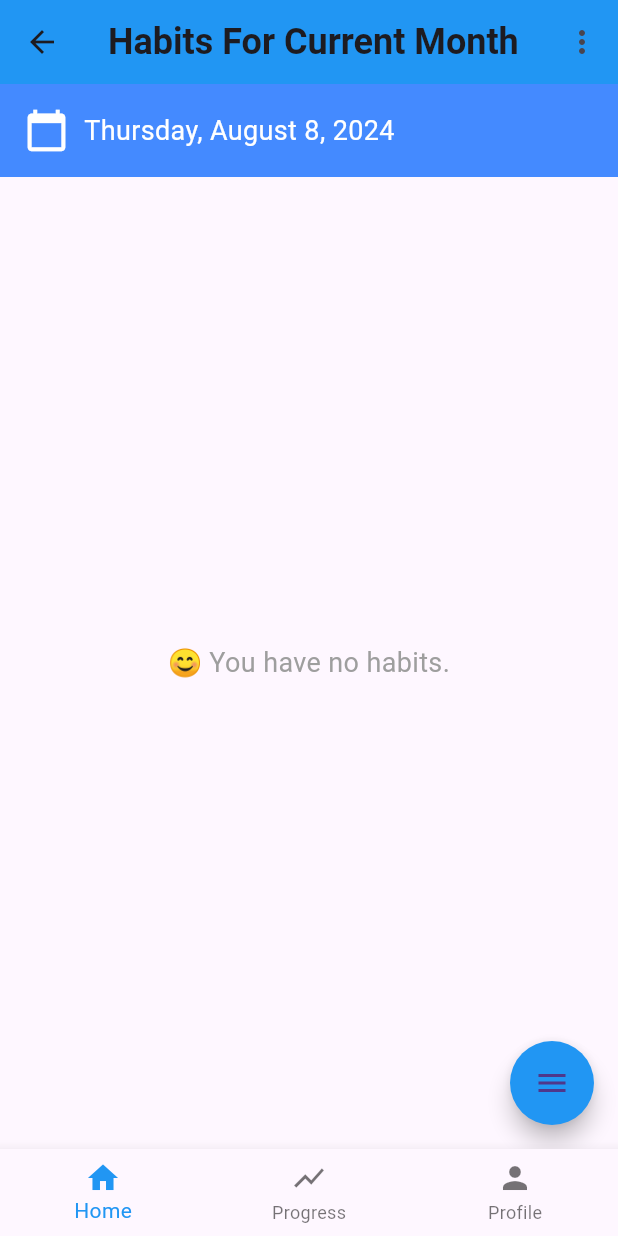
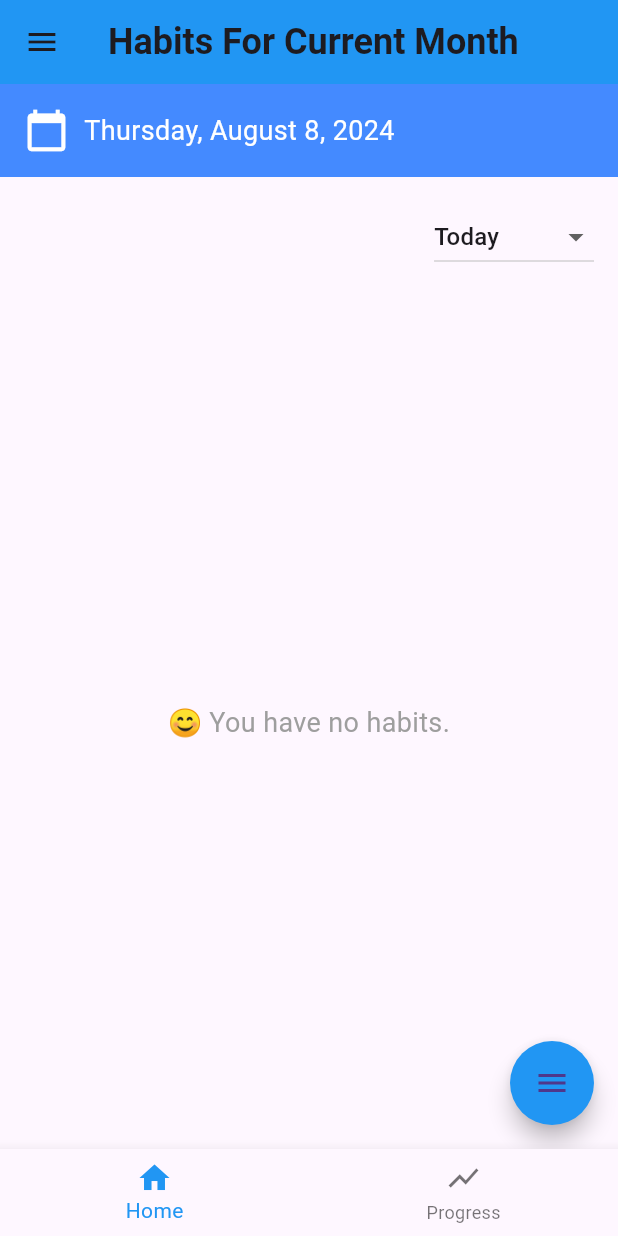
Before and after one commit to a19freelancer/Habit-Tracker, a Flutter app: the MainScreen screen opened by its route, on a phone screen of 412 x 824 dp. Run offline on Flutter 3.47's test engine with Material 3 defaults, Android fonts, the light colour scheme and no system bars; drawn by our look-alikes of flutter_speed_dial; our stand-ins replace cloud_firestore, connectivity_plus, firebase_auth, firebase_core, firebase_messaging, get and 3 more; missing offline and left inert: flutter_login_facebook; accounts and stored records are empty; statements that could not run were skipped.

Commit message:
final commit

```diff
--- a/lib/Screens/home_screen.dart
+++ b/lib/Screens/home_screen.dart
@@ -9,6 +9,7 @@ import '../Habit/habit_list.dart';
 import '../Habit/add_habit.dart';
 import '../Habit/today_habit.dart';
 import '../Habit/habit_details.dart';
+import 'drawer.dart';
 
 class HomeScreen extends StatelessWidget {
   @override
@@ -19,27 +20,27 @@ class HomeScreen extends StatelessWidget {
       appBar: AppBar(
         backgroundColor: Colors.blue,
         title: Text('Habits For Current Month', style: TextStyle(fontSize: 24, fontWeight: FontWeight.bold)),
-        actions: [
-          PopupMenuButton<String>(
-            onSelected: (value) {
-              if (value == 'todayHabits') {
-                Navigator.push(
-                  context,
-                  MaterialPageRoute(builder: (context) => TodayHabitsScreen()),
-                );
-              }
-            },
-            itemBuilder: (BuildContext context) => <PopupMenuEntry<String>>[
-              const PopupMenuItem<String>(
-                value: 'todayHabits',
-                child: ListTile(
-                  leading: Icon(Icons.today),
-                  title: Text('Habits'),
-                ),
-              ),
-            ],
-          ),
-        ],
+        // actions: [
+        //   PopupMenuButton<String>(
+        //     onSelected: (value) {
+        //       if (value == 'todayHabits') {
+        //         Navigator.push(
+        //           context,
+        //           MaterialPageRoute(builder: (context) => TodayHabitsScreen()),
+        //         );
+        //       }
+        //     },
+        //     itemBuilder: (BuildContext context) => <PopupMenuEntry<String>>[
+        //       const PopupMenuItem<String>(
+        //         value: 'todayHabits',
+        //         child: ListTile(
+        //           leading: Icon(Icons.today),
+        //           title: Text('Habits'),
+        //         ),
+        //       ),
+        //     ],
+        //   ),
+        // ],
       ),
       body: Column(
         children: [
@@ -89,17 +90,53 @@ class HomeScreen extends StatelessWidget {
         ],
       ),
       floatingActionButtonLocation: FloatingActionButtonLocation.endFloat,
+      drawer: SideDrawer(),
     );
   }
 }
 
-class TodayHabitsList extends StatelessWidget {
+
+
+class TodayHabitsList extends StatefulWidget {
+  @override
+  _TodayHabitsListState createState() => _TodayHabitsListState();
+}
+
+class _TodayHabitsListState extends State<TodayHabitsList> {
   final String userEmail = FirebaseAuth.instance.currentUser!.email!;
   final DateTime now = DateTime.now();
+  String selectedFilter = 'Today';
 
   @override
   Widget build(BuildContext context) {
-    return StreamBuilder<QuerySnapshot>(
+    return Column(
+      children: [
+        // Filter Dropdown
+        Padding(
+          padding: const EdgeInsets.all(16.0),
+          child: Row(
+            mainAxisAlignment: MainAxisAlignment.end,
+            children: [
+              // Text('Filter: ', style: TextStyle(fontSize: 16)),
+              DropdownButton<String>(
+                value: selectedFilter,
+                items: <String>['Today', 'This Week', 'This Month'].map((String value) {
+                  return DropdownMenuItem<String>(
+                    value: value,
+                    child: Text(value),
+                  );
+                }).toList(),
+                onChanged: (String? newValue) {
+                  setState(() {
+                    selectedFilter = newValue!;
+                  });
+                },
+              ),
+            ],
+          ),
+        ),
+        Expanded(
+          child: StreamBuilder<QuerySnapshot>(
             stream: FirebaseFirestore.instance
                 .collection('habits')
                 .where('userEmail', isEqualTo: userEmail)
@@ -115,33 +152,31 @@ class TodayHabitsList extends StatelessWidget {
 
               final habits = snapshot.data!.docs.where((habit) {
                 final List<dynamic> habitDates = habit['plannedDays'];
-          final todayDates = habitDates.where((timestamp) {
+                return habitDates.any((timestamp) {
                   final date = (timestamp as Timestamp).toDate();
+                  if (selectedFilter == 'Today') {
                     return date.day == now.day && date.month == now.month && date.year == now.year;
-          }).toList();
-          return todayDates.isNotEmpty;
+                  } else if (selectedFilter == 'This Week') {
+                    final startOfWeek = now.subtract(Duration(days: now.weekday - 1));
+                    final endOfWeek = startOfWeek.add(Duration(days: 6));
+                    return date.isAfter(startOfWeek) && date.isBefore(endOfWeek.add(Duration(days: 1)));
+                  } else if (selectedFilter == 'This Month') {
+                    return date.month == now.month && date.year == now.year;
+                  }
+                  return false;
+                });
               }).toList();
 
               if (habits.isEmpty) {
                 return Center(
                   child: Text(
-              'Congrats buddy, you do not have any habit today!',
+                    'Congrats buddy, you do not have any habit for $selectedFilter!',
                     style: TextStyle(fontSize: 18, color: Colors.grey),
                   ),
                 );
               }
 
-        return Column(
-          children: [
-            Padding(
-              padding: const EdgeInsets.all(16.0),
-              child: Text(
-                'Hi buddy, you have the following habits today:',
-                style: TextStyle(fontSize: 18, color: Colors.black),
-              ),
-            ),
-            Expanded(
-              child: ListView.builder(
+              return ListView.builder(
                 itemCount: habits.length,
                 itemBuilder: (context, index) {
                   final habit = habits[index];
@@ -196,11 +231,11 @@ class TodayHabitsList extends StatelessWidget {
                     ),
                   );
                 },
+              );
+            },
           ),
         ),
       ],
     );
-      },
-    );
   }
 }
--- a/lib/Screens/main_screen.dart
+++ b/lib/Screens/main_screen.dart
@@ -14,7 +14,7 @@ class _MainScreenState extends State<MainScreen> {
   static List<Widget> _widgetOptions = <Widget>[
     HomeScreen(),
     HabitProgressScreen(),
-    ProfileScreen(),
+    // ProfileScreen(),
   ];
 
   void _onItemTapped(int index) {
@@ -37,10 +37,10 @@ class _MainScreenState extends State<MainScreen> {
             icon: Icon(Icons.show_chart),
             label: 'Progress',
           ),
-          BottomNavigationBarItem(
-            icon: Icon(Icons.person),
-            label: 'Profile',
-          ),
+          // BottomNavigationBarItem(
+          //   icon: Icon(Icons.person),
+          //   label: 'Profile',
+          // ),
         ],
         currentIndex: _selectedIndex,
         selectedItemColor: Colors.blue,
--- a/lib/Screens/splash_screen.dart
+++ b/lib/Screens/splash_screen.dart
@@ -40,8 +40,6 @@ class _SplashScreenState extends State<SplashScreen> with SingleTickerProviderSt
     return Scaffold(
       backgroundColor: Colors.white,
       body: Center(
-        child: ScaleTransition(
-          scale: _animation,
         child: Column(
           mainAxisSize: MainAxisSize.min,
           children: [
@@ -62,7 +60,6 @@ class _SplashScreenState extends State<SplashScreen> with SingleTickerProviderSt
           ],
         ),
       ),
-      ),
     );
   }
 }
```
Also changed, not shown: lib/Screens/contact_us.dart (added, +77 -0 lines), lib/Screens/drawer.dart (added, +111 -0 lines), lib/Screens/profile_screen.dart (+10 -0 lines), pubspec.lock. Lines whose indentation alone changed are shown as unchanged.
